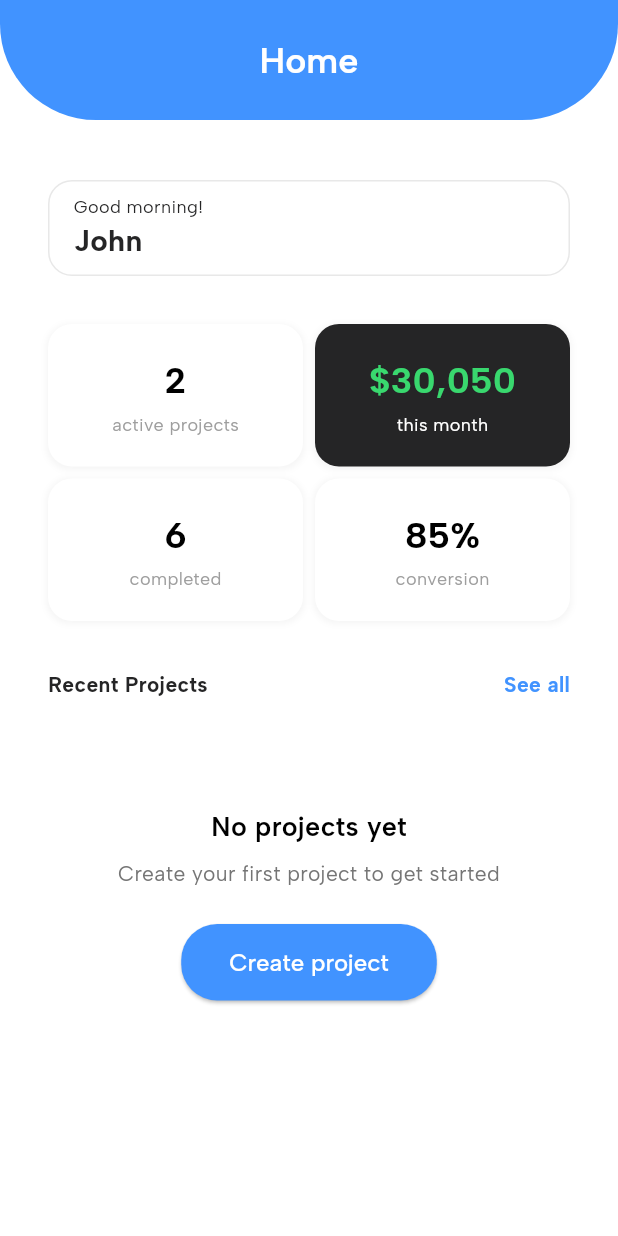
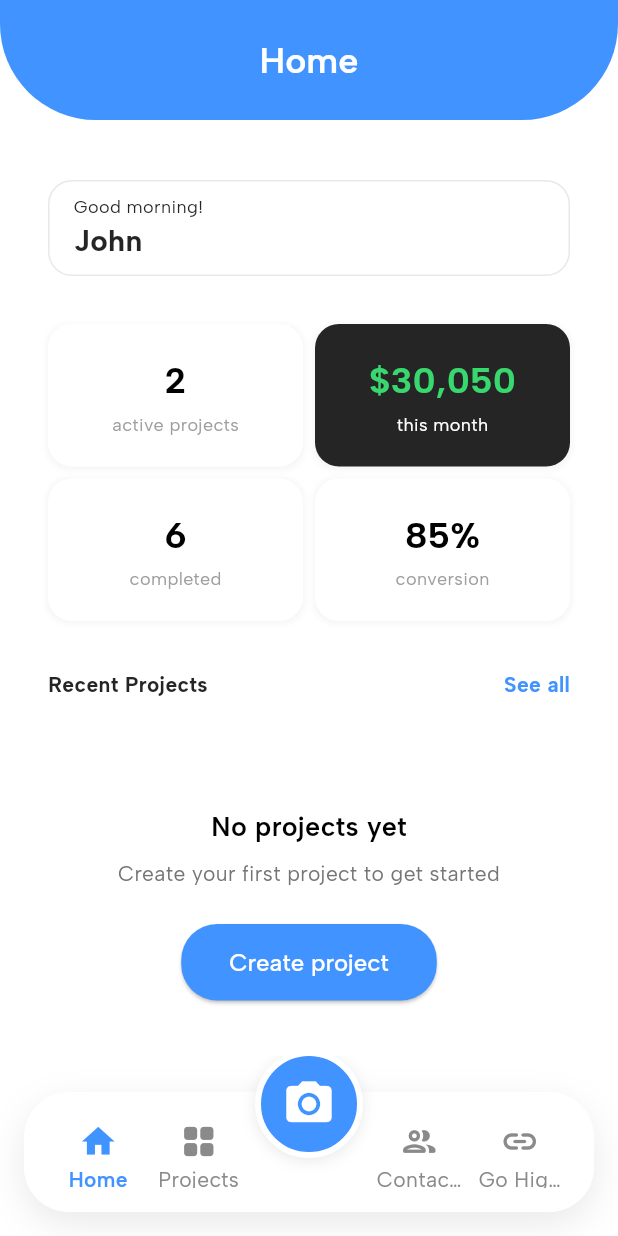
Before and after one commit to Barba-Tech-CO/Paint, a Flutter app: the HomeView screen opened by its route, on a phone screen of 412 x 824 dp. Run offline on Flutter 3.47's test engine with Material 3 defaults, Android fonts, the phone set to English and light mode, and no system bars; our stand-ins replace app_links, dio, firebase_core, firebase_crashlytics, flutter_svg, get_it and 6 more; accounts and stored records are empty; network calls fail.

Commit message:
feat(home): add floating bottom navigation bar

```diff
--- a/lib/view/home/home_view.dart
+++ b/lib/view/home/home_view.dart
@@ -3,13 +3,31 @@ import 'package:go_router/go_router.dart';
 import 'package:google_fonts/google_fonts.dart';
 
 import '../../config/app_colors.dart';
+import '../../config/dependency_injection.dart';
+import '../../viewmodel/navigation_viewmodel.dart';
 import '../widgets/appbars/paint_pro_app_bar.dart';
 import '../widgets/cards/greeting_card_widget.dart';
 import '../widgets/cards/project_state_card_widget.dart';
 import '../widgets/cards/stats_card_widget.dart';
+import '../widgets/navigation/floating_bottom_navigation_bar.dart';
 
-class HomeView extends StatelessWidget {
+class HomeView extends StatefulWidget {
   const HomeView({super.key});
+
+  @override
+  State<HomeView> createState() => _HomeViewState();
+}
+
+class _HomeViewState extends State<HomeView> {
+  late final NavigationViewModel _navigationViewModel;
+
+  @override
+  void initState() {
+    super.initState();
+    _navigationViewModel = getIt<NavigationViewModel>();
+    // Update the current route to home
+    _navigationViewModel.updateCurrentRoute('/home');
+  }
 
   @override
   Widget build(BuildContext context) {
@@ -121,6 +139,9 @@ class HomeView extends StatelessWidget {
           ],
         ),
       ),
+      bottomNavigationBar: FloatingBottomNavigationBar(
+        viewModel: _navigationViewModel,
+      ),
     );
   }
 }
```
